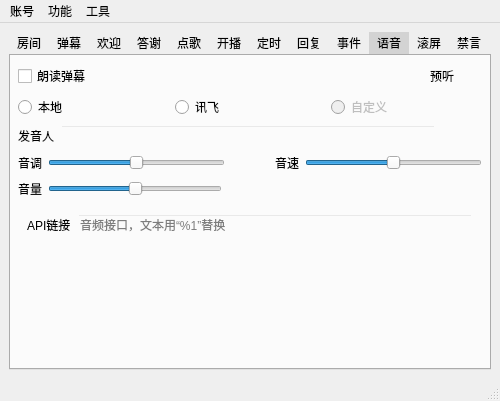
First picture: the form in mainwindow.ui, repository iwxyi/Bilibili-MagicalDanmaku, before the edit.
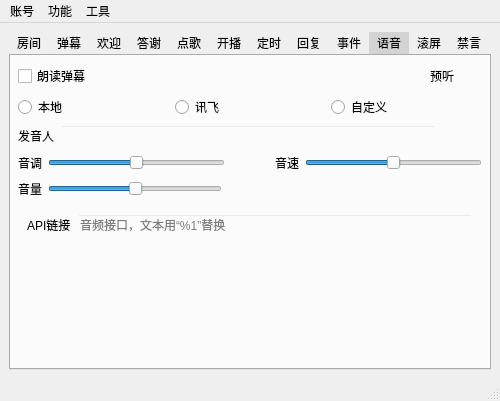
Second picture: the form after the edit. The open tabs and pages were chosen to show the change. Icons and pictures are not drawn. Custom widgets are drawn as their Qt base class.

Commit message: 添加自定义接口的mp3播放

What changed in the file:
```diff
--- a/mainwindow.ui
+++ b/mainwindow.ui
@@ -1613,7 +1613,7 @@
           <item>
            <widget class="QRadioButton" name="voiceCustomRadio">
             <property name="enabled">
-             <bool>false</bool>
+             <bool>true</bool>
             </property>
             <property name="text">
              <string>自定义</string>
```
Left out of the diff: 2 changed lines with no effect on the pictures. The commit also changes 2 other files.
